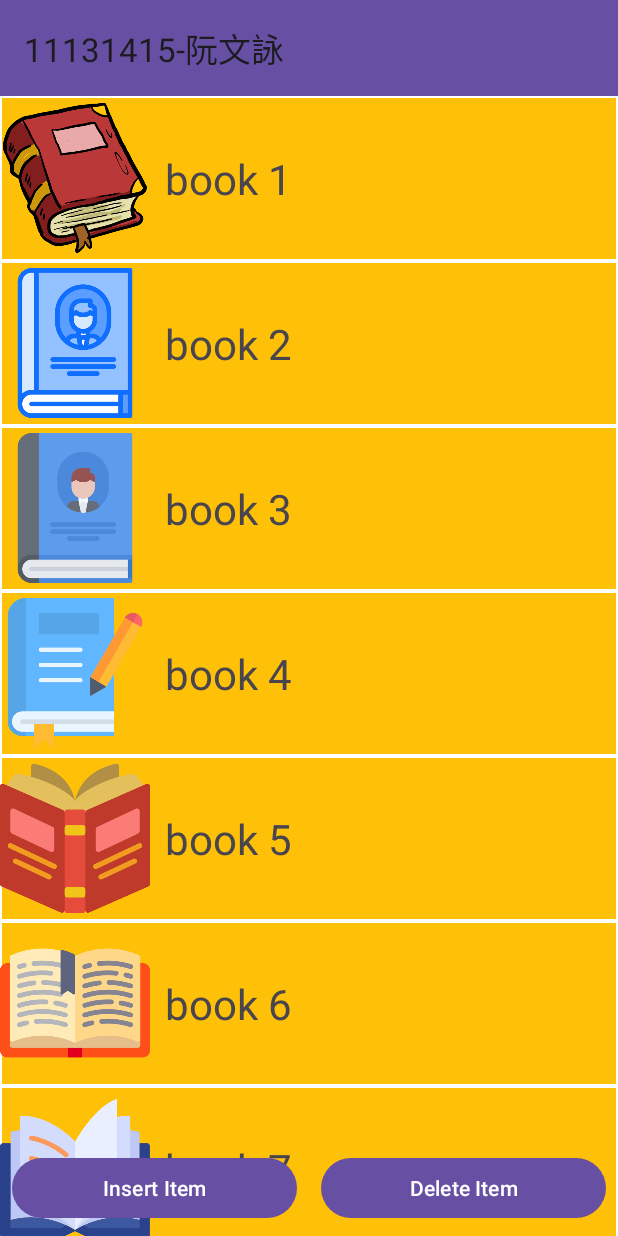
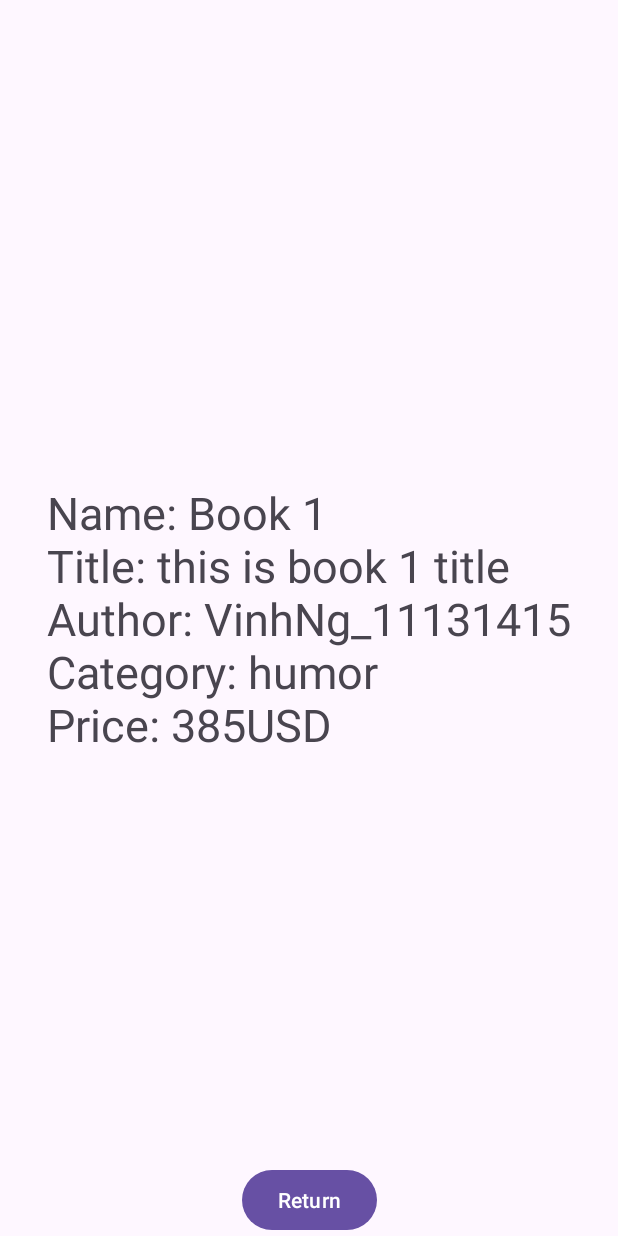
Before and after one commit to vinhintw/android_app-list-food, an Android app: the screen it shows after launch (MainActivity_11131415 before the commit, SecondActivity after it), after a tap on "book 1", on a phone screen of 412 x 824 dp. Run offline under Robolectric (Android 15) with nearby library versions, the phone set to English and light mode, and no system bars.

Commit message:
add book, activity2

```diff
--- a/app/src/main/AndroidManifest.xml
+++ b/app/src/main/AndroidManifest.xml
@@ -1,6 +1,7 @@
 <?xml version="1.0" encoding="utf-8"?>
 <manifest xmlns:android="http://schemas.android.com/apk/res/android"
     xmlns:tools="http://schemas.android.com/tools">
+    <uses-permission android:name="android.permission.READ_EXTERNAL_STORAGE" />
 
     <application
         android:allowBackup="true"
@@ -12,6 +13,7 @@
         android:supportsRtl="true"
         android:theme="@style/Theme.Myapp"
         tools:targetApi="31">
+        <activity android:name=".SecondActivity"></activity>
         <activity
             android:name=".MainActivity_11131415"
             android:exported="true">
--- a/app/src/main/java/com/example/myapp/MyAdapter.java
+++ b/app/src/main/java/com/example/myapp/MyAdapter.java
@@ -1,5 +1,7 @@
 package com.example.myapp;
 
+import android.content.Intent;
+import android.util.Log;
 import android.view.LayoutInflater;
 import android.view.View;
 import android.view.ViewGroup;
@@ -39,11 +41,16 @@ public class MyAdapter extends RecyclerView.Adapter<MyAdapter.ViewHolder> {
 		{
 			@Override
 			public void onClick(View view) {
-				Toast.makeText(view.getContext(), "CLick on item" +item.getText(), Toast.LENGTH_LONG).show();
+				//openSecondActivity();
+				Intent intent = new Intent(view.getContext(), SecondActivity.class);
+				intent.putExtra("book_name", (String)item.getText());
+				// Mở SecondActivity
+				view.getContext().startActivity(intent);
+				Toast.makeText(view.getContext(), "CLick " +item.getText(), Toast.LENGTH_LONG).show();
 			}
 		});
+
 	}
-
 
 	@Override
 	public int getItemCount() {
@@ -58,6 +65,7 @@ public class MyAdapter extends RecyclerView.Adapter<MyAdapter.ViewHolder> {
 			imageViewItem = itemView.findViewById(R.id.imageView); // Sử dụng ID img từ list_item.xml
 			textViewItem = itemView.findViewById(R.id.textView);
 			relativeLayout = itemView.findViewById(R.id.relativeLayout);
+			itemView.setOnClickListener(this);
 		}
 
 		@Override
--- /dev/null
+++ b/app/src/main/java/com/example/myapp/SecondActivity.java
@@ -0,0 +1,109 @@
+package com.example.myapp;
+
+import android.content.Intent;
+import android.os.Bundle;
+import android.view.View;
+import android.widget.Button;
+import android.widget.TextView;
+
+import org.json.JSONArray;
+import org.json.JSONException;
+import org.json.JSONObject;
+
+import java.io.BufferedReader;
+import java.io.IOException;
+import java.io.InputStream;
+import java.io.InputStreamReader;
+
+import androidx.appcompat.app.AppCompatActivity;
+
+import java.io.IOException;
+import java.io.InputStream;
+
+public class SecondActivity extends AppCompatActivity implements View.OnClickListener {
+	String dataFromFirstActivity = null;
+	private TextView textView;
+	@Override
+	protected void onCreate(Bundle savedInstanceState) {
+		super.onCreate(savedInstanceState);
+		setContentView(R.layout.activity_second);
+		Button btnReturn = this.findViewById(R.id.btnReturn);
+		btnReturn.setOnClickListener(this);
+		textView = findViewById(R.id.textView);
+
+		Intent intent = getIntent();
+
+		if (intent != null) {
+			dataFromFirstActivity = intent.getStringExtra("book_name");
+		}
+
+		readAndDisplayJSON(dataFromFirstActivity);
+	}
+
+	private String readJSONFromFile(String fileName) {
+		String json = null;
+		try {
+			// Mở InputStream để đọc tệp JSON từ thư mục assets
+			InputStream inputStream = getAssets().open(fileName);
+
+			// Đọc dữ liệu từ InputStream
+			BufferedReader bufferedReader = new BufferedReader(new InputStreamReader(inputStream));
+			StringBuilder stringBuilder = new StringBuilder();
+			String line;
+			while ((line = bufferedReader.readLine()) != null) {
+				stringBuilder.append(line);
+			}
+
+			// Đóng InputStream
+			inputStream.close();
+
+			// Lấy chuỗi JSON từ StringBuilder
+			json = stringBuilder.toString();
+
+		} catch (IOException e) {
+			e.printStackTrace();
+		}
+		return json;
+	}
+
+		private void readAndDisplayJSON(String book_name) {
+			// Đọc nội dung từ tệp JSON (điều này là một ví dụ và bạn cần thay đổi đường dẫn tệp của bạn)
+			String jsonContent = readJSONFromFile("book_11131415.json");
+
+			try {
+				// Chuyển đổi chuỗi JSON thành đối tượng JSON
+				JSONObject jsonObject = new JSONObject(jsonContent);
+
+				// Lấy đối tượng "book" từ JSON
+				JSONObject booksObject = jsonObject.getJSONObject("book");
+
+				// Lấy thông tin của book1
+				JSONObject book = booksObject.getJSONObject(book_name);
+
+				// Lấy thông tin chi tiết của book1
+				String name = book.getString("Name");
+				String title = book.getString("Title");
+				String author = book.getString("Author");
+				String category = book.getString("Category");
+				String price = book.getString("Price");
+
+				// Hiển thị thông tin trên TextView
+				String resultText = "Name: " + name + "\nTitle: " + title + "\nAuthor: " + author +
+						"\nCategory: " + category + "\nPrice: " + price;
+
+				textView.setText(resultText);
+				textView.setTextSize(30);
+
+			} catch (JSONException e) {
+				e.printStackTrace();
+			}
+		}
+
+
+	@Override
+	public void onClick(View view) {
+		this.finish();
+		Intent myIntent = new Intent(this, MainActivity_11131415.class);
+		startActivity(myIntent);
+	}
+}
--- /dev/null
+++ b/app/src/main/res/layout/activity_second.xml
@@ -0,0 +1,26 @@
+<?xml version="1.0" encoding="utf-8"?>
+<androidx.constraintlayout.widget.ConstraintLayout xmlns:android="http://schemas.android.com/apk/res/android"
+    xmlns:app="http://schemas.android.com/apk/res-auto"
+    xmlns:tools="http://schemas.android.com/tools"
+    android:layout_width="match_parent"
+    android:layout_height="match_parent">
+
+    <TextView
+        android:id="@+id/textView"
+        android:layout_width="wrap_content"
+        android:layout_height="wrap_content"
+        android:text="Second Activity"
+        app:layout_constraintBottom_toBottomOf="parent"
+        app:layout_constraintEnd_toEndOf="parent"
+        app:layout_constraintStart_toStartOf="parent"
+        app:layout_constraintTop_toTopOf="parent" />
+
+    <Button
+        android:id="@+id/btnReturn"
+        android:layout_width="wrap_content"
+        android:layout_height="wrap_content"
+        android:text="Return"
+        app:layout_constraintBottom_toBottomOf="parent"
+        app:layout_constraintEnd_toEndOf="parent"
+        app:layout_constraintStart_toStartOf="parent" />
+</androidx.constraintlayout.widget.ConstraintLayout>
```
Also changed, not shown: app/build.gradle.kts (+7 -0 lines), app/src/main/assets/book_11131415.json (added, +81 -0 lines), app/src/main/java/com/example/myapp/MainActivity_11131415.java (+10 -0 lines).
